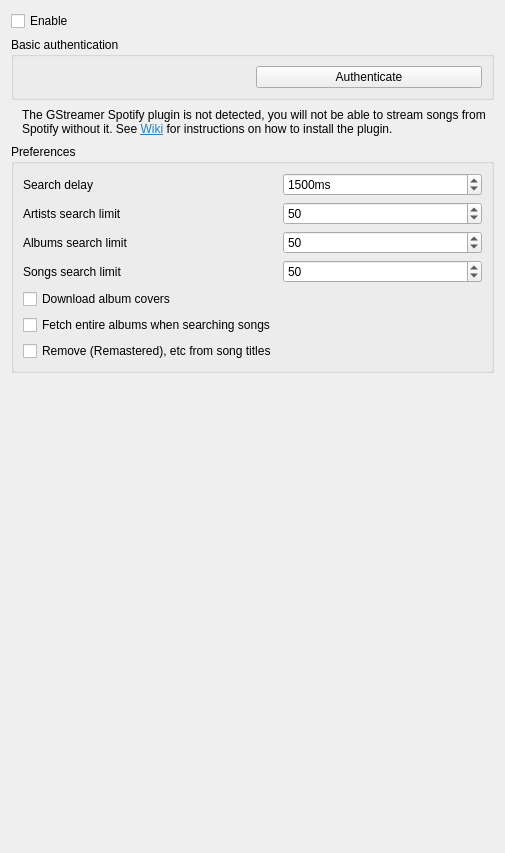
Above: src/settings/spotifysettingspage.ui from RoundSalmon4/blended-strawberry before the change. Below: the same form after it.
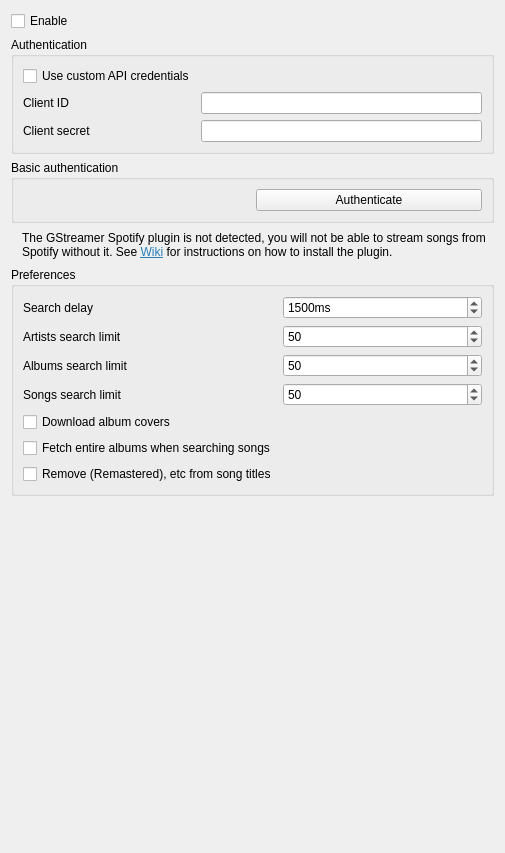
That is the form after the change. Icons and pictures are not drawn. Custom widgets are drawn as their Qt base class.

Diff of the .ui file:
```diff
--- a/src/settings/spotifysettingspage.ui
+++ b/src/settings/spotifysettingspage.ui
@@ -21,6 +21,62 @@
      </property>
     </widget>
    </item>
+   <item>
+    <widget class="QGroupBox" name="credential_group">
+     <property name="sizePolicy">
+      <sizepolicy hsizetype="Preferred" vsizetype="Maximum">
+       <horstretch>0</horstretch>
+       <verstretch>0</verstretch>
+      </sizepolicy>
+     </property>
+     <property name="title">
+      <string>Authentication</string>
+     </property>
+     <layout class="QFormLayout" name="layout_credential_group">
+      <item row="0" column="0">
+       <widget class="QCheckBox" name="checkbox_use_custom_api_credentials">
+        <property name="text">
+         <string>Use custom API credentials</string>
+        </property>
+       </widget>
+      </item>
+      <item row="1" column="0">
+       <widget class="QLabel" name="label_client_id">
+        <property name="minimumSize">
+         <size>
+          <width>150</width>
+          <height>0</height>
+         </size>
+        </property>
+        <property name="text">
+         <string>Client ID</string>
+        </property>
+       </widget>
+      </item>
+      <item row="1" column="1">
+       <widget class="QLineEdit" name="client_id">
+        <property name="text">
+         <string notr="true"/>
+        </property>
+       </widget>
+      </item>
+      <item row="2" column="0">
+       <widget class="QLabel" name="label_client_secret">
+        <property name="text">
+         <string>Client secret</string>
+        </property>
+       </widget>
+      </item>
+      <item row="2" column="1">
+       <widget class="QLineEdit" name="client_secret">
+        <property name="echoMode">
+         <enum>QLineEdit::Password</enum>
+        </property>
+       </widget>
+      </item>
+     </layout>
+    </widget>
+   </item>
    <item>
     <widget class="QGroupBox" name="groupbox_basic_authentication">
      <property name="title">
```
Left out of the diff: 3 changed lines with no effect on the pictures.
